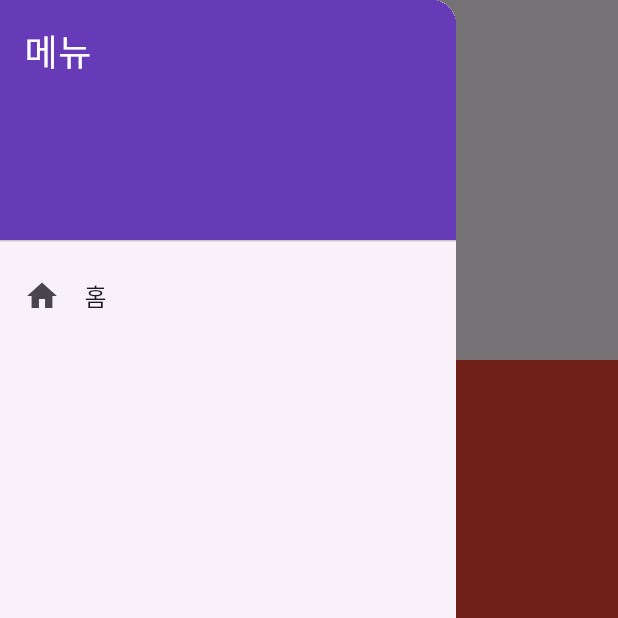
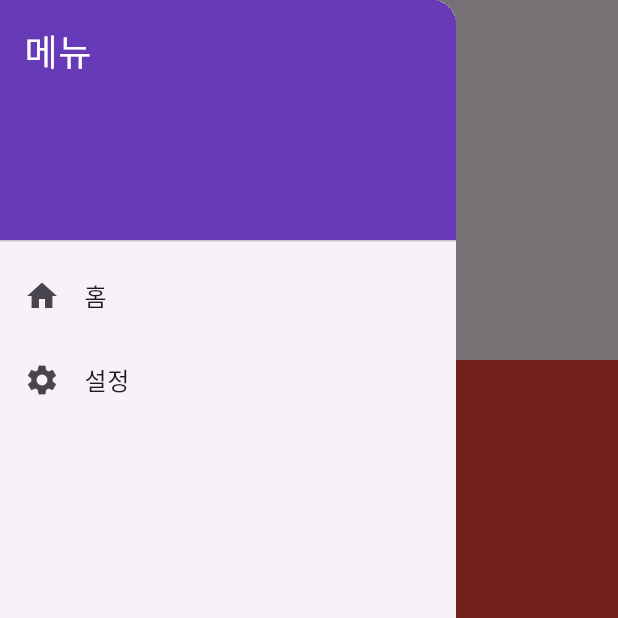
Before and after one commit to MKY1700/flutter, a Flutter app: the screen it shows after launch, with the side drawer open, on a phone screen of 412 x 824 dp, the top half of it. Run offline on Flutter 3.47's test engine with Material 3 defaults, Android fonts, the light colour scheme and no system bars.

Commit message:
세번째 커밋

```diff
--- a/lib/drower.dart
+++ b/lib/drawer.dart
@@ -25,7 +25,18 @@ class MyDrawer extends StatelessWidget {
               leading: const Icon(Icons.home),
               title: const Text('홈'),
               onTap: () {
-                Navigator.pop(context);
+                Navigator.pushNamedAndRemoveUntil(
+                    context, "/", (route) => false
+                );
+              }
+          ),
+          ListTile(
+              leading: const Icon(Icons.settings),
+              title: const Text('설정'),
+              onTap: () {
+                Navigator.pushNamed(
+                    context, "/setting"
+                );
               }
           )
         ],
--- a/lib/main.dart
+++ b/lib/main.dart
@@ -1,5 +1,6 @@
 import 'package:flutter/material.dart';
-import 'package:mky/drower.dart';
+import 'package:mky/drawer.dart';
+import 'package:mky/setting_page.dart';
 
 void main() {
   runApp(const MyApp());
@@ -16,7 +17,11 @@ class MyApp extends StatelessWidget {
       theme: ThemeData(
         colorScheme: ColorScheme.fromSeed(seedColor: Colors.deepPurple),
       ),
-      home: const MyHomePage(),
+      initialRoute: "/",
+      routes: {
+        '/': (context) => const MyHomePage(),
+        '/setting': (context) => const SettingPage()
+      },
     );
   }
 }
```
Also changed, not shown: lib/setting_page.dart (added, +19 -0 lines).
